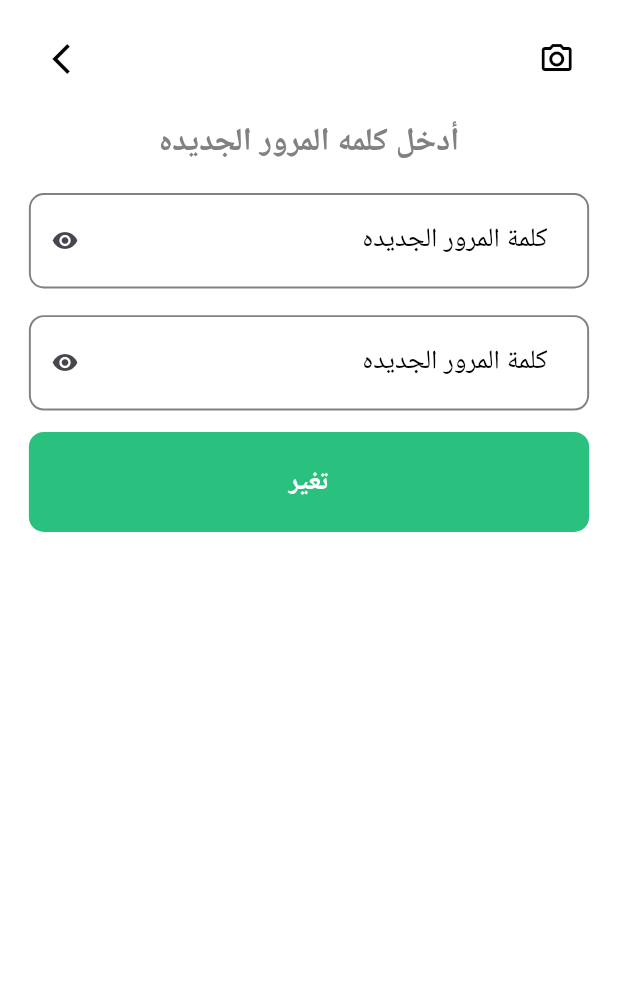
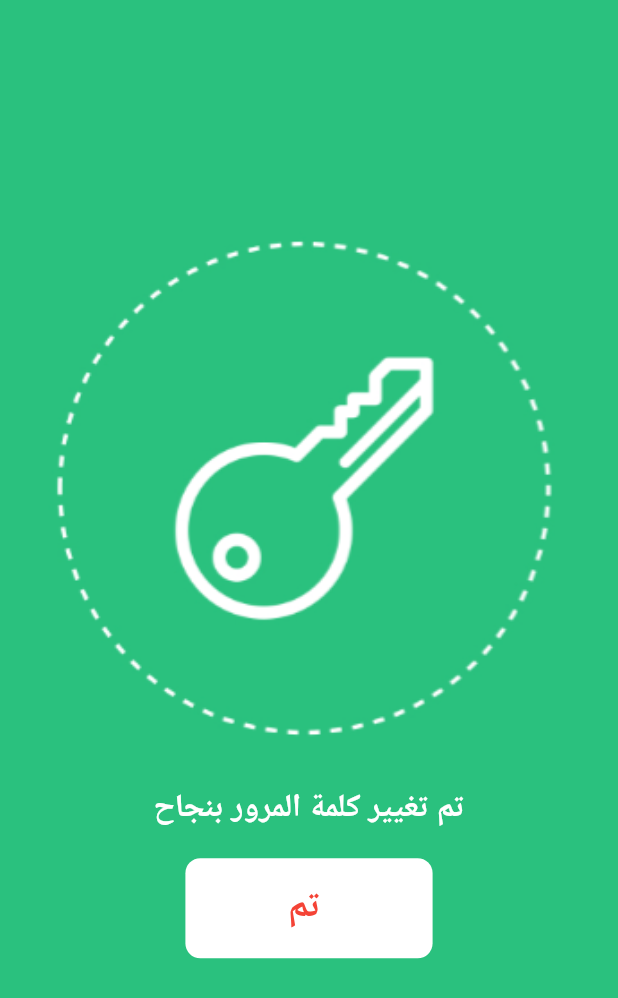
Before and after one commit to mustafa-dev-nasr/selaty, a Flutter app: the screen it shows after launch, after a tap on "تغير", on a phone screen of 412 x 824 dp. Shown: the top 998 px of the screen. Run offline on Flutter 3.47's test engine with Material 3 defaults, Android fonts, the phone set to English and light mode, and no system bars; our stand-ins replace animated_splash_screen, carousel_slider, dio, flutter_screenutil, flutter_secure_storage, freezed_annotation and 9 more; generated files the repository leaves out were written again.

Commit message:
Add Confirm Password Change Screen and Assets

```diff
--- a/lib/constants/assets.dart
+++ b/lib/constants/assets.dart
@@ -17,6 +17,10 @@ class Assets {
   /// Assets for resourceImagesCategoryIcon
   /// assets/images/category_icon.png
   static const String resourceImagesCategoryIcon = "assets/images/category_icon.png";
+
+  /// Assets for resourceImagesConfirmPasswordChange
+  /// assets/images/ConfirmPasswordChange.png
+  static const String resourceImagesConfirmPasswordChange = "assets/images/ConfirmPasswordChange.png";
 
   /// Assets for resourceImagesDelivery
   /// assets/images/delivery.png
--- a/lib/core/routing/app_router.dart
+++ b/lib/core/routing/app_router.dart
@@ -6,6 +6,7 @@ import '../../features/card/ui/screens/empty_cart_screen.dart';
 import '../../features/categories_details.dart/ui/screens/categories_details_screen.dart';
 import '../../features/delivery_address/ui/screens/arrange_tracks.dart';
 import '../../features/delivery_address/ui/screens/delivery_address_screen.dart';
+import '../../features/forgot_password.dart/ui/screens/confirm_password_change.dart';
 import '../../features/forgot_password.dart/ui/screens/forgot_password_screen.dart';
 import '../../features/home/ui/screens/home_screen.dart';
 import '../../features/sign_up/ui/screens/sign_up.dart';
@@ -29,6 +30,7 @@ class AppRouter {
         return MaterialPageRoute(builder: (_) => const LoginScreen());
       case Routes.forgotPassword:
         return MaterialPageRoute(builder: (_) => const ForgotPasswordScreen());
+        case Routes.confirmPasswordChange:  return MaterialPageRoute(builder: (_) => const ConfirmPasswordChange());
       case Routes.signUpScreen:
         return MaterialPageRoute(builder: (_) => const SignUpScreen());
       case Routes.homeScreen:
--- a/lib/core/routing/route.dart
+++ b/lib/core/routing/route.dart
@@ -4,6 +4,7 @@ class Routes {
   static const String loginScreen = "/LoginScreen";
   static const String signUpScreen = "/SignUpScreen";
   static const String forgotPassword = "/ForgotPassword";
+  static const String confirmPasswordChange = "/ConfirmPasswordChange";
   static const String homeScreen = "/HomeScreen";
   static const String splashScreen = "/SplashScreen";
   static const String followReport = "/FollowReport";
--- /dev/null
+++ b/lib/features/forgot_password.dart/ui/screens/confirm_password_change.dart
@@ -0,0 +1,59 @@
+import 'package:flutter/material.dart';
+import 'package:flutter_screenutil/flutter_screenutil.dart';
+import 'package:selaty/core/helpers/extensions/app_navigotion.dart';
+import 'package:selaty/core/widgets/app_text_button.dart';
+import '../../../../constants/assets.dart';
+import '../../../../core/theming/app_colors.dart';
+import '../../../../core/theming/app_text_styles.dart';
+
+class ConfirmPasswordChange extends StatelessWidget {
+  const ConfirmPasswordChange({super.key});
+
+  @override
+  Widget build(BuildContext context) {
+    return Scaffold(
+        backgroundColor: AppColors.softGreen,
+        body: SafeArea(
+            child: Column(children: [
+          const Spacer(flex: 1),
+          Container(
+            width: MediaQuery.of(context).size.width,
+            height: MediaQuery.of(context).size.height / 2,
+            decoration: BoxDecoration(
+              borderRadius: BorderRadius.circular(10.r),
+              image: const DecorationImage(
+                image: AssetImage(Assets.resourceImagesConfirmPasswordChange),
+                fit: BoxFit.cover,
+              ),
+            ),
+          ),
+          Column(
+            children: [
+              20.verticalSpace,
+              Text(
+                "تم تغيير كلمة المرور بنجاح",
+                style: AppTextStyles.font24WhiteSemibold,
+              ),
+              20.verticalSpace,
+              SizedBox(
+                // height: MediaQuery.of(context).size.height / 3,
+                width: MediaQuery.of(context).size.width / 2.5,
+                child: AppTextButton(
+                    onPressed: () {
+                      context.pop();
+                    },
+                    buttonText: ' تم',
+                    textStyle: TextStyle(
+                        color: Colors.red,
+                        fontSize: 28.sp,
+                        fontWeight: FontWeight.bold),
+                    backgroundColor: white),
+              ),
+            ],
+          ),
+          const Spacer(
+            flex: 2,
+          ),
+        ])));
+  }
+}
--- a/lib/features/forgot_password.dart/ui/screens/forgot_password_screen.dart
+++ b/lib/features/forgot_password.dart/ui/screens/forgot_password_screen.dart
@@ -96,7 +96,7 @@ class ForgotPasswordScreenState extends State<ForgotPasswordScreen> {
                         width: double.infinity,
                         child: AppTextButton(
                           onPressed: () {
-                            // Add functionality here
+                            context.pushNamed(Routes.confirmPasswordChange);
                           },
                           buttonText: "تغير",
                           textStyle: AppTextStyles.font20WhiteBold,
```
Also changed, not shown: assets/images/ConfirmPasswordChange.png (added).
